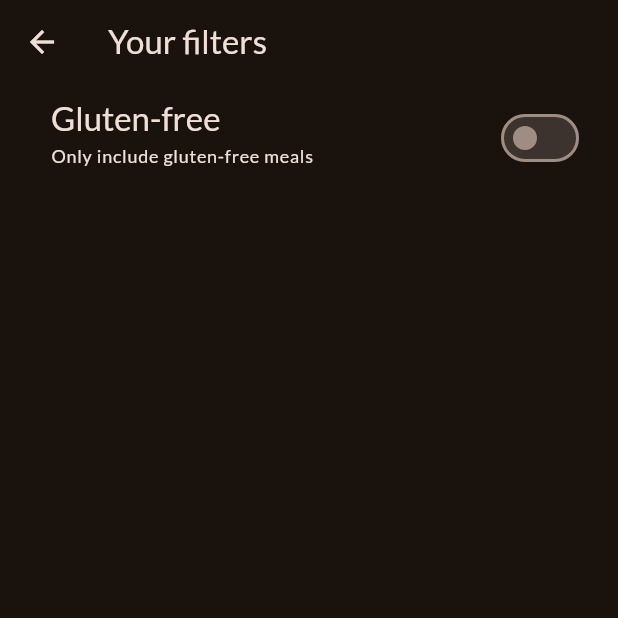
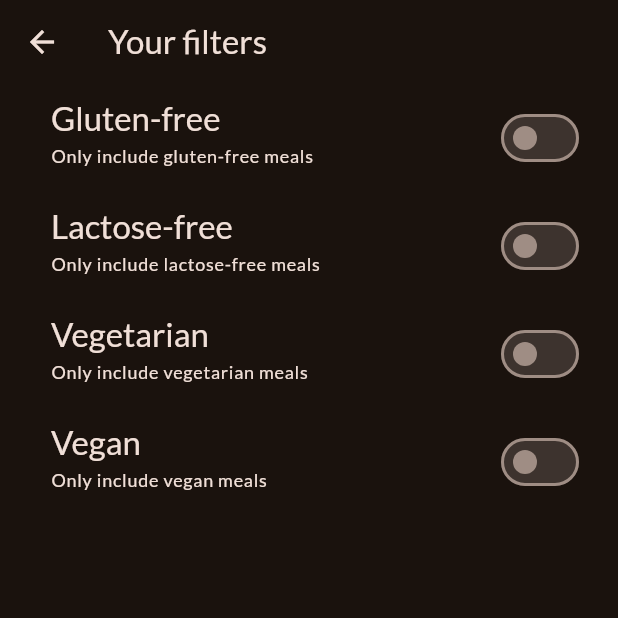
Before and after one commit to angabar/formacio, a Flutter app: the FiltersScreen screen opened directly, on a phone screen of 412 x 824 dp, the top half of it. Run offline on Flutter 3.47's test engine with Material 2 defaults, Android fonts, the phone set to English and light mode, and no system bars; our stand-ins replace google_fonts, transparent_image.

Commit message:
More code

```diff
--- a/flutter/meals_app/lib/screens/filters.dart
+++ b/flutter/meals_app/lib/screens/filters.dart
@@ -1,4 +1,11 @@
 import 'package:flutter/material.dart';
+
+enum Filter {
+  glutenFree,
+  lactoseFree,
+  vegetarian,
+  vegan,
+}
 
 class FiltersScreen extends StatefulWidget {
   const FiltersScreen({super.key});
@@ -11,6 +18,9 @@ class FiltersScreen extends StatefulWidget {
 
 class _FiltersScreenState extends State<FiltersScreen> {
   bool _glutenFreeFilterSet = false;
+  bool _lactoseFreeFilterSet = false;
+  bool _vegetarianFilterSet = false;
+  bool _veganFilterSet = false;
 
   @override
   Widget build(BuildContext context) {
@@ -18,7 +28,32 @@ class _FiltersScreenState extends State<FiltersScreen> {
       appBar: AppBar(
         title: const Text('Your filters'),
       ),
-      body: Column(
+      // drawer: MainDrawer(onSelectScreen: (BuildContext context, screen) {
+      //   Navigator.of(context).pop();
+
+      //   if (screen == 'meals') {
+      //     Navigator.pushReplacement(
+      //       context,
+      //       MaterialPageRoute(
+      //         builder: (context) => const TabsScreen(),
+      //       ),
+      //     );
+      //   }
+      // }),
+      body: WillPopScope(
+        onWillPop: () async {
+          // pop puede recibir un argumento el cual representa la información
+          // que ira a parar a la pantalla a la que se vaya al hacer pop
+          Navigator.of(context).pop({
+            Filter.glutenFree: _glutenFreeFilterSet,
+            Filter.lactoseFree: _lactoseFreeFilterSet,
+            Filter.vegetarian: _vegetarianFilterSet,
+            Filter.vegan: _veganFilterSet,
+          });
+
+          return false;
+        },
+        child: Column(
           children: [
             SwitchListTile(
               value: _glutenFreeFilterSet,
@@ -29,23 +64,80 @@ class _FiltersScreenState extends State<FiltersScreen> {
               },
               title: Text(
                 'Gluten-free',
-              style: Theme.of(context)
-                  .textTheme
-                  .titleLarge!
-                  .copyWith(color: Theme.of(context).colorScheme.onBackground),
+                style: Theme.of(context).textTheme.titleLarge!.copyWith(
+                    color: Theme.of(context).colorScheme.onBackground),
               ),
               subtitle: Text(
                 'Only include gluten-free meals',
-              style: Theme.of(context)
-                  .textTheme
-                  .labelMedium!
-                  .copyWith(color: Theme.of(context).colorScheme.onBackground),
+                style: Theme.of(context).textTheme.labelMedium!.copyWith(
+                    color: Theme.of(context).colorScheme.onBackground),
+              ),
+              activeColor: Theme.of(context).colorScheme.tertiary,
+              contentPadding: const EdgeInsets.only(left: 34, right: 22),
+            ),
+            SwitchListTile(
+              value: _lactoseFreeFilterSet,
+              onChanged: (bool isChecked) {
+                setState(() {
+                  _lactoseFreeFilterSet = isChecked;
+                });
+              },
+              title: Text(
+                'Lactose-free',
+                style: Theme.of(context).textTheme.titleLarge!.copyWith(
+                    color: Theme.of(context).colorScheme.onBackground),
+              ),
+              subtitle: Text(
+                'Only include lactose-free meals',
+                style: Theme.of(context).textTheme.labelMedium!.copyWith(
+                    color: Theme.of(context).colorScheme.onBackground),
+              ),
+              activeColor: Theme.of(context).colorScheme.tertiary,
+              contentPadding: const EdgeInsets.only(left: 34, right: 22),
+            ),
+            SwitchListTile(
+              value: _vegetarianFilterSet,
+              onChanged: (bool isChecked) {
+                setState(() {
+                  _vegetarianFilterSet = isChecked;
+                });
+              },
+              title: Text(
+                'Vegetarian',
+                style: Theme.of(context).textTheme.titleLarge!.copyWith(
+                    color: Theme.of(context).colorScheme.onBackground),
+              ),
+              subtitle: Text(
+                'Only include vegetarian meals',
+                style: Theme.of(context).textTheme.labelMedium!.copyWith(
+                    color: Theme.of(context).colorScheme.onBackground),
+              ),
+              activeColor: Theme.of(context).colorScheme.tertiary,
+              contentPadding: const EdgeInsets.only(left: 34, right: 22),
+            ),
+            SwitchListTile(
+              value: _veganFilterSet,
+              onChanged: (bool isChecked) {
+                setState(() {
+                  _veganFilterSet = isChecked;
+                });
+              },
+              title: Text(
+                'Vegan',
+                style: Theme.of(context).textTheme.titleLarge!.copyWith(
+                    color: Theme.of(context).colorScheme.onBackground),
+              ),
+              subtitle: Text(
+                'Only include vegan meals',
+                style: Theme.of(context).textTheme.labelMedium!.copyWith(
+                    color: Theme.of(context).colorScheme.onBackground),
               ),
               activeColor: Theme.of(context).colorScheme.tertiary,
               contentPadding: const EdgeInsets.only(left: 34, right: 22),
             ),
           ],
         ),
+      ),
     );
   }
 }
```
Also changed, not shown: flutter/meals_app/lib/screens/categories.dart (+38 -4 lines), flutter/meals_app/lib/screens/meals.dart (+16 -1 lines). Lines whose indentation alone changed are shown as unchanged.
